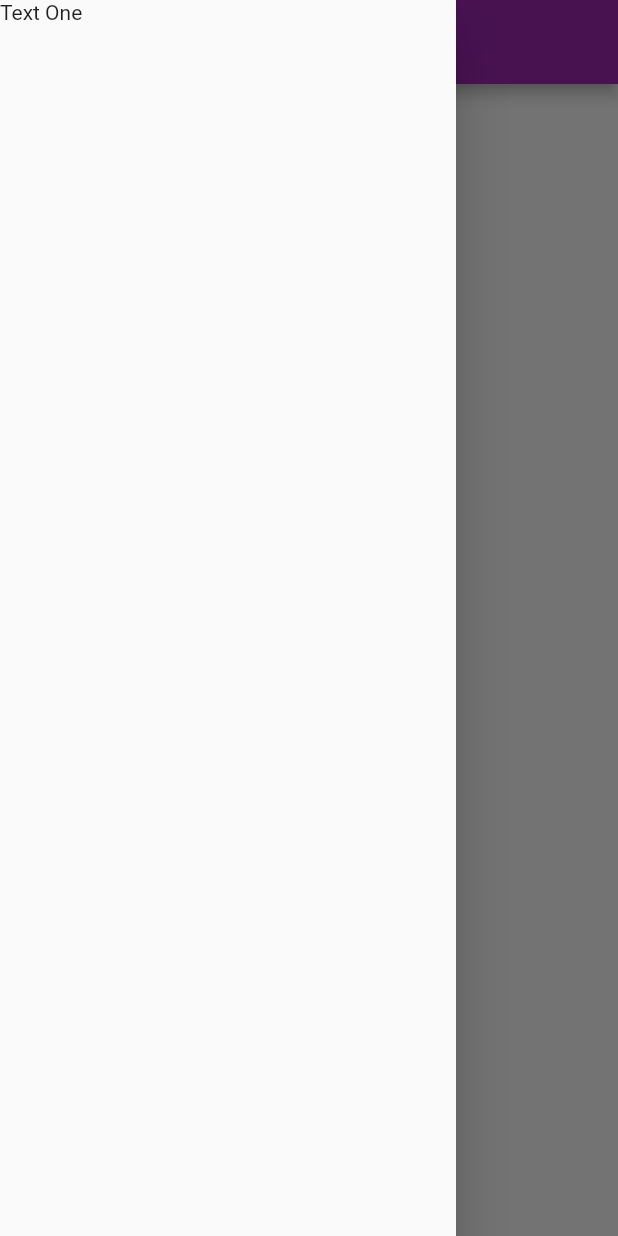
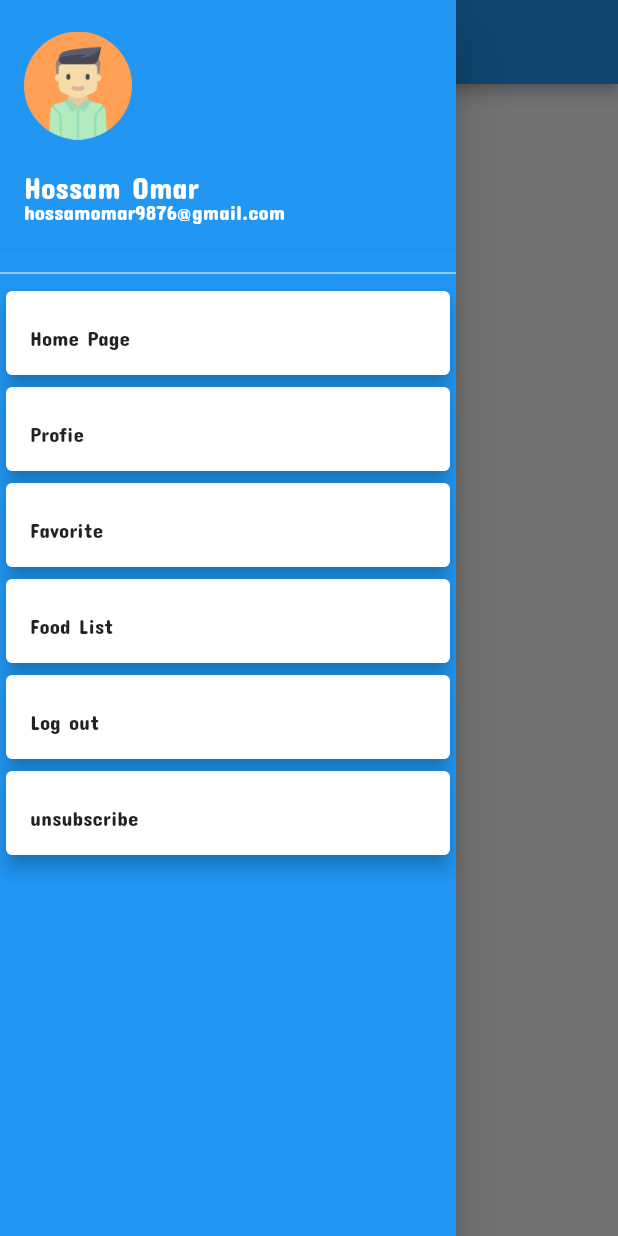
Before and after one commit to HossamMuhammedOmar/Study_Jam, a Flutter app: the screen it shows after launch, with the side drawer open, on a phone screen of 412 x 824 dp. Run offline on Flutter 3.47's test engine with Material 2 defaults, Android fonts, the phone set to English and light mode, and no system bars.

Commit message:
finish for today

```diff
--- a/lib/src/utils/theme.dart
+++ b/lib/src/utils/theme.dart
@@ -1,6 +1,7 @@
 import 'package:flutter/material.dart';
 
 ThemeData myThemeData = ThemeData(
-  primarySwatch: Colors.purple,
+  // primarySwatch: Colors.lightBlue[400],
+  // accentColor: Colors.lightBlue[200],
   fontFamily: 'ConcertOne',
 );
--- a/lib/src/widgets/drawer.dart
+++ b/lib/src/widgets/drawer.dart
@@ -1,13 +1,38 @@
 import 'package:flutter/material.dart';
+import 'my_list_tile.dart';
 
 class MyDrawer extends StatelessWidget {
   @override
   Widget build(BuildContext context) {
     return Drawer(
-      child: ListView(
-        children: <Widget>[
-          Text('Text One'),
-        ],
+      child: Container(
+        color: Theme.of(context).accentColor,
+        child: ListView(
+          children: <Widget>[
+            SizedBox(
+              height: 5.0,
+            ),
+            UserAccountsDrawerHeader(
+              accountName: Text(
+                'Hossam Omar',
+                style: TextStyle(
+                  fontSize: 20,
+                ),
+              ),
+              accountEmail: Text('hossamomar9876@gmail.com'),
+              currentAccountPicture: Image.asset('assets/images/coolboy.png'),
+            ),
+            Divider(
+              color: Colors.white,
+            ),
+            MyListTile('Home Page', Key('Home')),
+            MyListTile('Profie', Key('Profie')),
+            MyListTile('Favorite', Key('Favorite')),
+            MyListTile('Food List', Key('Food')),
+            MyListTile('Log out', Key('Logout')),
+            MyListTile('unsubscribe', Key('unsubscribe')),
+          ],
+        ),
       ),
     );
   }
--- /dev/null
+++ b/lib/src/widgets/my_list_tile.dart
@@ -0,0 +1,21 @@
+import 'package:flutter/material.dart';
+
+class MyListTile extends StatelessWidget {
+  final title;
+  final key;
+  MyListTile(this.title, this.key);
+
+  @override
+  Widget build(BuildContext context) {
+    return Card(
+      key: key,
+      elevation: 5,
+      child: ListTile(
+        title: Text('$title'),
+        onTap: () {
+          print('$title');
+        },
+      ),
+    );
+  }
+}
--- a/pubspec.yaml
+++ b/pubspec.yaml
@@ -43,8 +43,8 @@ flutter:
   uses-material-design: true
 
   # To add assets to your application, add an assets section, like this:
-  # assets:
-  #   - images/a_dot_burr.jpeg
+  assets:
+    - assets/images/
   #   - images/a_dot_ham.jpeg
 
   # An image asset can refer to one or more resolution-specific "variants", see
@@ -61,7 +61,7 @@ flutter:
   fonts:
     - family: ConcertOne
       fonts:
-        - asset: src/assets/fonts/ConcertOne-Regular.ttf
+        - asset: assets/fonts/ConcertOne-Regular.ttf
   #         style: italic
   #   - family: Trajan Pro
   #     fonts:
```
Also changed, not shown: assets/fonts/ConcertOne-Regular.ttf (renamed from lib/src/assets/fonts/ConcertOne-Regular.ttf), assets/images/coolboy.png (added), assets/images/logomy.jpg (added), assets/images/mygithop.jpg (added).
